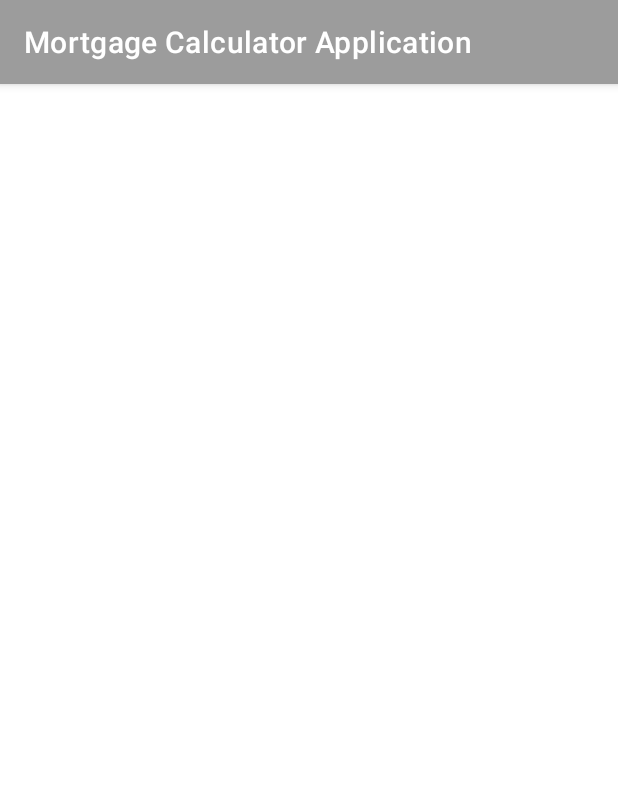
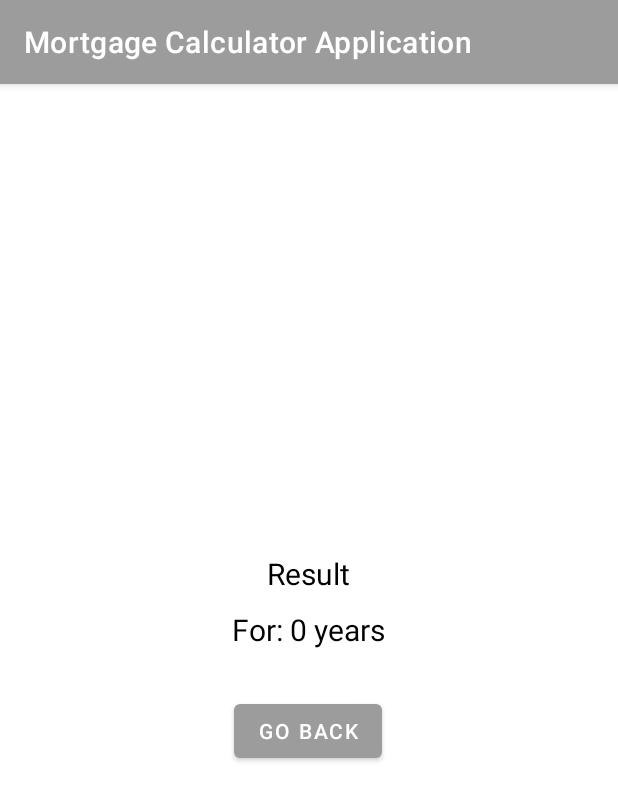
Before and after one commit to TegSingh/MortgageCalculatorApplication, an Android app: the SecondActivity screen opened directly, with no data from a screen before it, on a phone screen of 412 x 824 dp. Shown: the top 801 px of the screen. Run offline under Robolectric (Android 15) with nearby library versions, the phone set to English and light mode, and no system bars; 4 statements that could not run were skipped.

Commit message:
Finished all minimum required functionality

```diff
--- a/app/src/main/java/com/example/mortgagecalculatorapplication/SecondActivity.java
+++ b/app/src/main/java/com/example/mortgagecalculatorapplication/SecondActivity.java
@@ -2,7 +2,11 @@ package com.example.mortgagecalculatorapplication;
 
 import androidx.appcompat.app.AppCompatActivity;
 
+import android.content.Intent;
 import android.os.Bundle;
+import android.view.View;
+import android.widget.Button;
+import android.widget.TextView;
 
 public class SecondActivity extends AppCompatActivity {
 
@@ -10,5 +14,27 @@ public class SecondActivity extends AppCompatActivity {
     protected void onCreate(Bundle savedInstanceState) {
         super.onCreate(savedInstanceState);
         setContentView(R.layout.activity_second);
+
+        // Get the intent and the data passed to it as extras
+        Intent i = getIntent();
+        Bundle extras = i.getExtras();
+        double[] intent_message = extras.getDoubleArray("results");
+
+        // Get the TextViews and set their values based on intent extras
+        TextView messageMonthly = findViewById(R.id.messageMonthlyMortgage);
+        messageMonthly.setText("Calculated Monthly Payment: $"+ String.format("%.0f", intent_message[0]));
+
+        TextView messagePayBack = findViewById(R.id.messagePayBack);
+        Double years_double = new Double(intent_message[1]);
+        int years_int = years_double.intValue();
+        String years = Integer.toString(years_int);
+        messagePayBack.setText("For: " + years + " years");
+
+    }
+
+    public void goBackToLauncher(View view) {
+        System.out.println("Go back button clicked");
+        // End the activity and go back to parent using intent
+        finish();
     }
 }
--- a/app/src/main/res/layout/activity_second.xml
+++ b/app/src/main/res/layout/activity_second.xml
@@ -1,9 +1,46 @@
 <?xml version="1.0" encoding="utf-8"?>
-<androidx.constraintlayout.widget.ConstraintLayout xmlns:android="http://schemas.android.com/apk/res/android"
+<RelativeLayout xmlns:android="http://schemas.android.com/apk/res/android"
     xmlns:app="http://schemas.android.com/apk/res-auto"
     xmlns:tools="http://schemas.android.com/tools"
     android:layout_width="match_parent"
     android:layout_height="match_parent"
     tools:context=".SecondActivity">
 
-</androidx.constraintlayout.widget.ConstraintLayout>
+    <RelativeLayout
+        android:layout_width="wrap_content"
+        android:layout_height="wrap_content"
+        android:layout_centerInParent="true">
+
+        <TextView
+            android:layout_width="wrap_content"
+            android:layout_height="wrap_content"
+            android:id="@+id/messageMonthlyMortgage"
+            android:text="Result"
+            android:textSize="20dp"
+            android:textColor="@color/black"
+            android:layout_centerHorizontal="true" />
+        <TextView
+            android:layout_width="wrap_content"
+            android:layout_height="wrap_content"
+            android:id="@+id/messagePayBack"
+            android:layout_below="@+id/messageMonthlyMortgage"
+            android:text="Result"
+            android:textSize="20dp"
+            android:layout_margin="10dp"
+            android:textColor="@color/black"
+            android:layout_centerHorizontal="true" />
+
+        <Button
+            android:layout_width="wrap_content"
+            android:layout_height="wrap_content"
+            android:layout_centerHorizontal="true"
+            android:text="Go Back"
+            android:textColor="@color/white"
+            android:layout_below="@+id/messagePayBack"
+            android:id="@+id/backButton"
+            android:layout_marginTop="20dp"
+            android:onClick="goBackToLauncher"/>
+
+    </RelativeLayout>
+
+</RelativeLayout>
```
Also changed, not shown: app/src/main/java/com/example/mortgagecalculatorapplication/MainActivity.java (+26 -18 lines).
